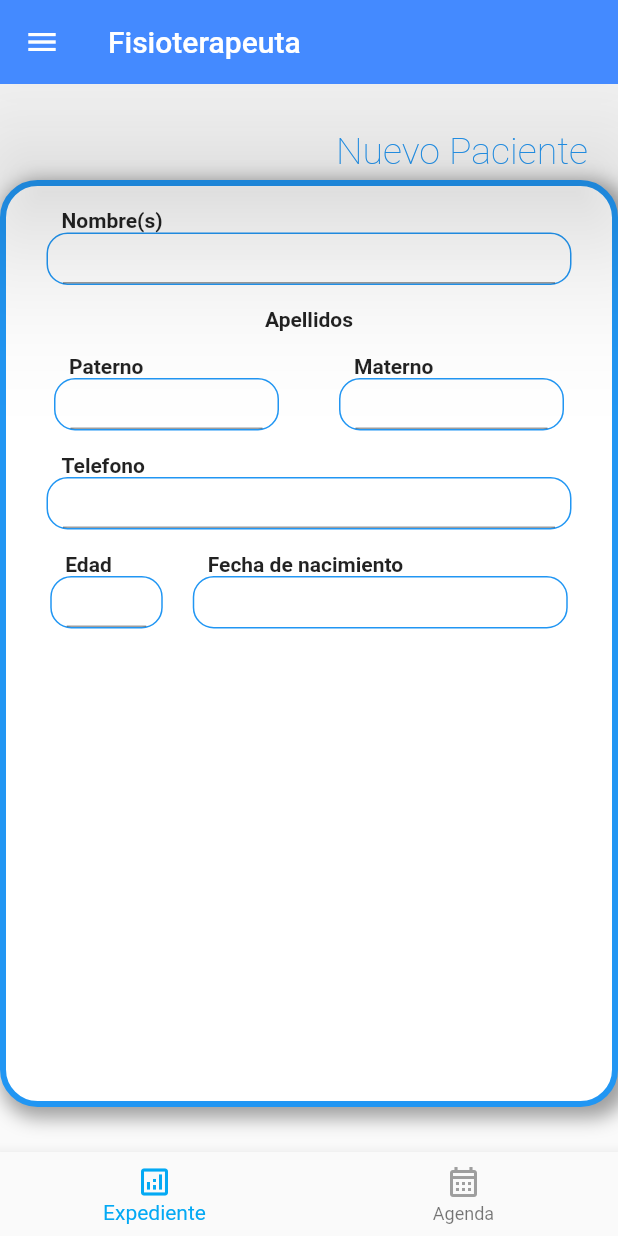
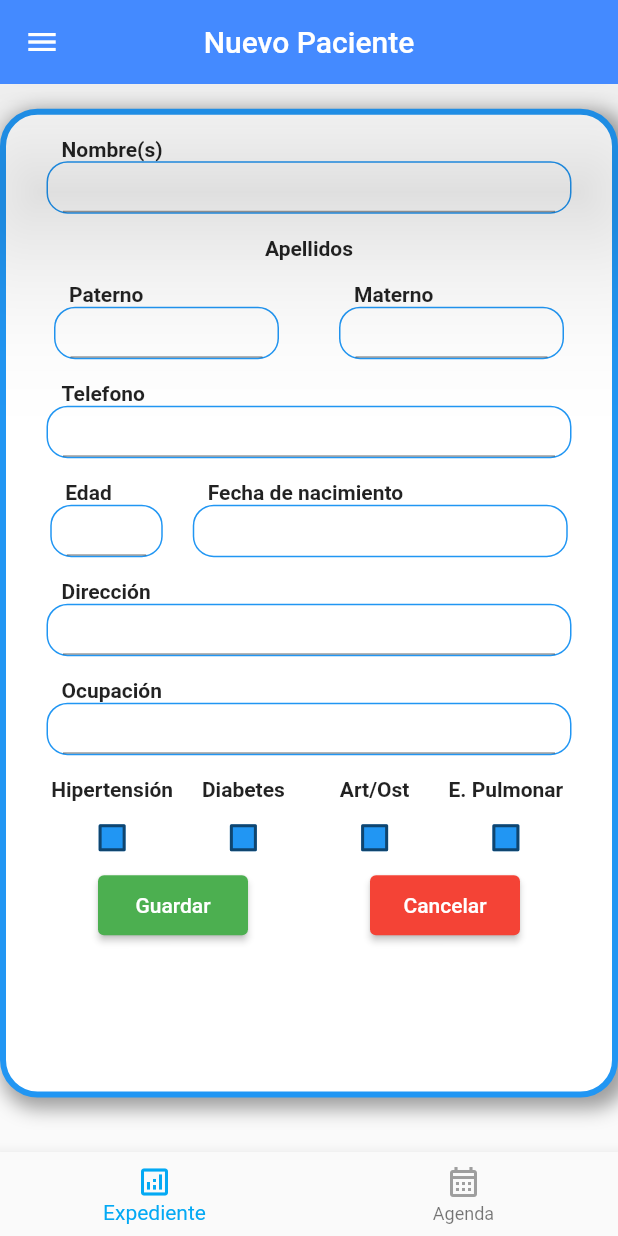
Before and after one commit to AlanJLJ2202/phisio-t, a Flutter app: the screen it shows after launch, on a phone screen of 412 x 824 dp. Run offline on Flutter 3.47's test engine with Material 2 defaults, Android fonts, the light colour scheme and no system bars.

Commit message:
Formulario nuevo paciente maquetado (#4)

```diff
--- a/lib/screens/principal_screen.dart
+++ b/lib/screens/principal_screen.dart
@@ -27,6 +27,11 @@ const Map<TabItem, MaterialColor> activeTabColor = {
 
 class _PrincipalScreenState extends State<PrincipalScreen> {
 
+  bool isCheckedH = false;
+  bool isCheckedD = false;
+  bool isCheckedA = false;
+  bool isCheckedP = false;
+
   final TextEditingController txtFecha = TextEditingController();
 
   var _currentTab = TabItem.Expediente;
@@ -55,7 +60,8 @@ class _PrincipalScreenState extends State<PrincipalScreen> {
       appBar: AppBar(
         elevation: 50,
         backgroundColor: Colors.blueAccent,
-        title: const Text('Fisioterapeuta'),
+        centerTitle: true,
+        title: const Text('Nuevo Paciente'),
       ),
       drawer: Drawer(
         elevation: 30,
@@ -84,18 +90,19 @@ class _PrincipalScreenState extends State<PrincipalScreen> {
         child: Column(
           crossAxisAlignment: CrossAxisAlignment.end,
           children: [
-            Container(
-              margin: EdgeInsets.only(top: 30, bottom: 5, right: 20),
+            /*Container(
+              margin: EdgeInsets.only(top: 20, bottom: 5, right: 20),
               child: const Text('Nuevo Paciente',
               style: TextStyle(
                 fontSize: 25,
                 fontWeight: FontWeight.w100,
                 color: Colors.blue),
                 )
-              ),
+              ),*/
             Container(
-              height: height*0.75,
+              height: height*0.8,
               width: 450,
+              margin: EdgeInsets.only(top: height*0.02),
 
               //Solo decoracion, donde se le da color de fondo, sombra y tamaño
 
@@ -159,6 +166,26 @@ class _PrincipalScreenState extends State<PrincipalScreen> {
                             ),
                         ],
                       ),
+                      Container(
+                        margin: EdgeInsets.only(top: 15),
+                        child: inputField('Dirección', 350)
+                      ),
+                       Container(
+                        margin: EdgeInsets.only(top: 15),
+                        child: inputField('Ocupación', 350)
+                      ),
+                      checkRow(width),
+                       Row(
+                        mainAxisAlignment: MainAxisAlignment.spaceEvenly,
+                        children: [
+                          Container(
+                            margin: EdgeInsets.only(right: 10),
+                            child: boton('Guardar', Colors.green)),
+                          Container(
+                            margin: EdgeInsets.only(left: 10),
+                            child: boton('Cancelar', Colors.red))
+                        ],
+                   )
                 ]
                 ),
             ),
@@ -206,8 +233,6 @@ class _PrincipalScreenState extends State<PrincipalScreen> {
         borderRadius: BorderRadius.all(Radius.circular(4))
     );
 
-
-
     return Column(
       crossAxisAlignment: CrossAxisAlignment.start,
         children: [
@@ -237,16 +262,11 @@ class _PrincipalScreenState extends State<PrincipalScreen> {
               keyboardType: tipo == 'numero' ? TextInputType.number : TextInputType.text,
               enableSuggestions: false,
               cursorColor: Colors.blue,
+              textAlign: TextAlign.center,
               style: TextStyle(fontSize: 14, color: Colors.black, fontWeight: FontWeight.w400, fontFamily: 'Montserrat'),
               decoration: InputDecoration(
                 hintText: hint,
-                contentPadding: EdgeInsets.only(
-                    bottom: 10,
-                    top: 10,
-                    left: 20,
-                    right: 20
-                ),
-                isDense: true,
+                contentPadding: EdgeInsets.only(top: 15),
                 border: inputBorder,
                 focusedBorder: inputBorder,
                 enabledBorder: inputBorder,
@@ -272,11 +292,98 @@ class _PrincipalScreenState extends State<PrincipalScreen> {
       _selectedDate = newSelectedDate;
       setState(() {
         var fecha_publicacion = DateFormat("yyyy-MM-dd").format(_selectedDate!);
-        //txtInicioPub.text = fecha_publicacion;
+        txtFecha.text = fecha_publicacion;
       });
     }
   }
 
+  Widget checkRow(double width){
+    return Container(
+      height: 50,
+      width: width,
+      margin: EdgeInsets.only(top: 15),
+      child: Row(
+        mainAxisAlignment: MainAxisAlignment.center,
+        children: [
+        Container(
+          width: 350/4,
+          child: Column(
+            children: [
+            Text('Hipertensión', style: TextStyle(fontWeight: FontWeight.w600)),
+             Checkbox(
+              value: isCheckedH,
+              fillColor: MaterialStateProperty.all(Colors.blue),
+              onChanged: (bool? value) {
+                setState(() {
+                  isCheckedH = value!;
+                });
+              },)
+          ]),
+          ),
+        Container(
+          width: 350/4,
+          child: Column(
+            children: [
+            Text('Diabetes', style: TextStyle(fontWeight: FontWeight.w600)),
+             Checkbox(
+              value: isCheckedD,
+              fillColor: MaterialStateProperty.all(Colors.blue),
+              onChanged: (bool? value) {
+                setState(() {
+                  isCheckedD = value!;
+                });
+              },)
+          ]),
+          ),
+        Container(
+          width: 350/4,
+          child: Column(
+            children: [
+            Text('Art/Ost', style: TextStyle(fontWeight: FontWeight.w600)),
+             Checkbox(
+              fillColor: MaterialStateProperty.all(Colors.blue),
+              value: isCheckedA,
+              onChanged: (bool? value) {
+                setState(() {
+                  isCheckedA = value!;
+                });
+              },)
+          ]),
+          ),
+        Container(
+          width: 350/4,
+          child: Column(
+            children: [
+            Text('E. Pulmonar', style: TextStyle(fontWeight: FontWeight.w600)),
+             Checkbox(
+              fillColor: MaterialStateProperty.all(Colors.blue),
+              value: isCheckedP,
+              onChanged: (bool? value) {
+                setState(() {
+                  isCheckedP = value!;
+                });
+              },)
+          ]),
+          ),
+      ]),
+    );
+  }
+
+  Widget boton(String label, Color color){
+  return Container(
+    margin: EdgeInsets.only(top: 15),
+    height: 40,
+    width: 100,
+    child: ElevatedButton(
+      child:
+      Text('${label}'),
+      onPressed: (){},
+      style: ButtonStyle(
+            backgroundColor: MaterialStateProperty.all<Color>(color),
+      ),
+      )
+    );
+}
 
 }
 
```
